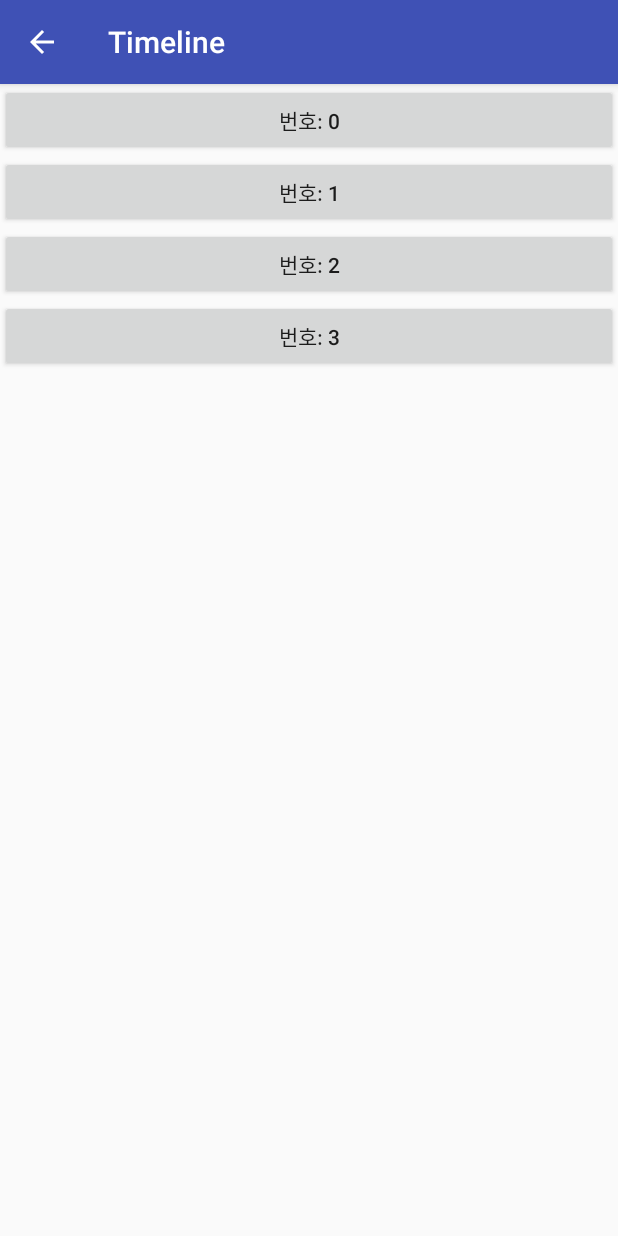
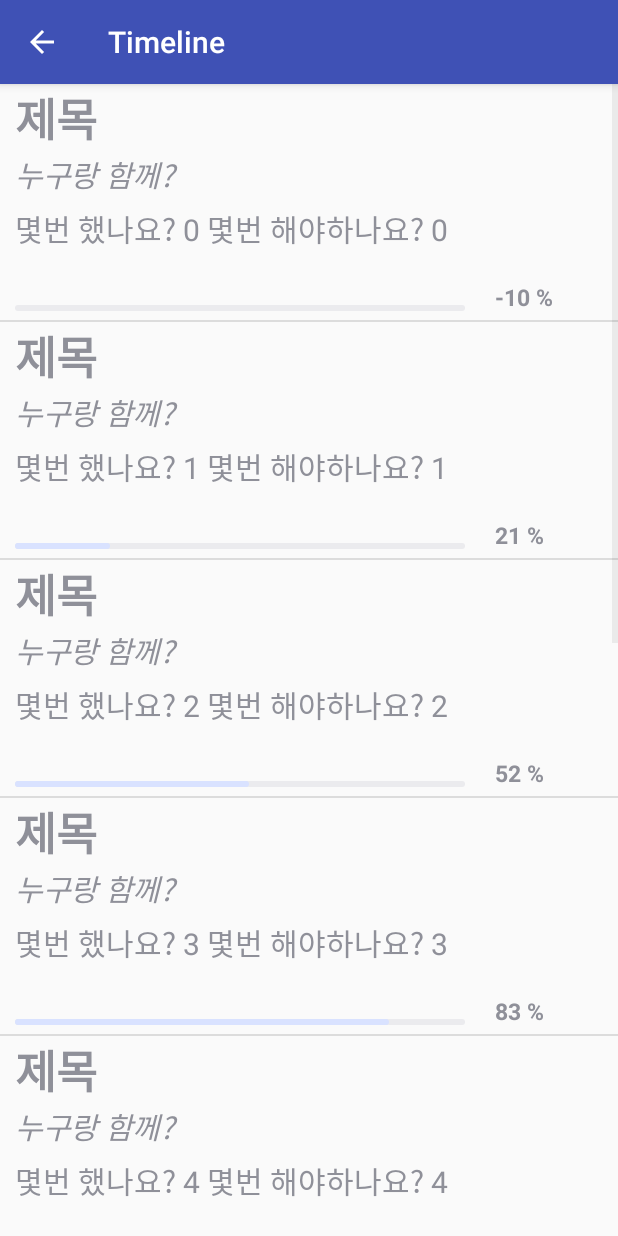
Before and after one commit to MinyeongKim/Boram, an Android app: the TimelineActivity screen opened directly, with no data from a screen before it, on a phone screen of 412 x 824 dp. Run offline under Robolectric (Android 15) with nearby library versions, the phone set to English and light mode, and no system bars.

Commit message:
2018.05.19
Make Timeline more easily

```diff
--- a/app/src/main/java/org/androidtown/myapplication/TimelineActivity.java
+++ b/app/src/main/java/org/androidtown/myapplication/TimelineActivity.java
@@ -12,14 +12,23 @@ import android.support.v7.widget.Toolbar;
 import android.view.Menu;
 import android.view.MenuItem;
 import android.view.View;
+import android.view.ViewGroup;
+import android.widget.AdapterView;
+import android.widget.BaseAdapter;
 import android.widget.Button;
+import android.widget.EditText;
 import android.widget.LinearLayout;
+import android.widget.ListView;
+import android.widget.ProgressBar;
+import android.widget.Toast;
+
+import java.util.ArrayList;
 
 public class TimelineActivity extends AppCompatActivity {
 
 
     //타임라인 activity
-    //여기서는 각각의 메모장처럼(버튼으로 구현할 예정) 각각 습관의 이름, 빈도수, 진도율 등등을 보여줌
+    //여기서는 각각의 메모장처럼(버튼으로 구현할 예정) 각각 습관의 이름, 빈도수, 진도율 등등을 보여줌 -> 됨 => 디비랑 이제 연동해서 값 넣어주면 됨
     //그리고 나서 선택하면 해당 습관을 얼마나 했는지 보여주는 달력을 띄워줄 예정 => 이건 추가적인 부분//
 
     private final int DYNAMIC_VIEW_ID=0x8000;
@@ -29,6 +38,17 @@ public class TimelineActivity extends AppCompatActivity {
     String[] habit_title=new String[habit_num];
     String[] habit_type = new String[habit_num];
 
+    ProgressBar progressBar;
+
+    //디비에서 값 읽을 때마다 넣어주면 됨
+    int did_count; //총 몇 번 했는지
+    int to_do_count; //총 몇 번 해야 하는지
+    int ratio; // did_count / to_do_count => 총 몇 % 했는지
+
+    ListView listView;
+    TimelineAdapter adapter;
+    EditText editText;
+
     @Override
     protected void onCreate(Bundle savedInstanceState) {
         super.onCreate(savedInstanceState);
@@ -37,29 +57,93 @@ public class TimelineActivity extends AppCompatActivity {
         Toolbar toolbar = (Toolbar) findViewById(R.id.toolbar);
         setSupportActionBar(toolbar);
 
+        listView = (ListView) findViewById(R.id.listView);
+        adapter = new TimelineAdapter();
+
         /*
         DB에서 습관 갯수 읽어오는 부분 -> 읽은 갯수==habit_num;
         읽으면서 제목, 빈도수 등 배열 값에다 입력하기
         */
 
         //일단 디비 연결 전 습관 개수를 4개라고 생각하기
-        habit_num=4;
-        dynamicLayout=(LinearLayout)findViewById(R.id.dynamicArea);
+        habit_num=10;
 
-        for(int i=0; i<=(habit_num-1); i++){
-            Button dynamicButton = new Button(this);
+        for(int i=0; i<habit_num;i++){
+            did_count=i;
+            to_do_count=i;
+            ratio = i+30*i-10;
 
-            //일단 습관 제목과 타입 임의로 설정 -> 디비 연결되면 갯수 읽을 때, 값 넣어주기
-            //habit_title[i]="습관 제목 ";
-            //habit_type[i]="습관 타입 ";
-
-            dynamicButton.setId(DYNAMIC_VIEW_ID+i);
-            dynamicButton.setText("번호: "+i);
-
-            dynamicLayout.addView(dynamicButton, new LinearLayout.LayoutParams(LinearLayout.LayoutParams.FILL_PARENT, LinearLayout.LayoutParams.MATCH_PARENT));
+            //adapter.addItem(new TimelineItem(제목, 체크 타입, "몇번 했나요? "+did_count+" 몇번 해야하나요? "+to_do_count, progressBar, ratio (진행률), ratio+" %" (프로그레스 바 옆에 몇 %지 보여주기), R.drawable.home =>그림));
+            adapter.addItem(new TimelineItem("제목","누구랑 함께? ", "몇번 했나요? "+did_count+" 몇번 해야하나요? "+to_do_count, progressBar, ratio, ratio+" %"));
         }
 
+        listView.setAdapter(adapter);
+
         setupActionBar();
+
+        //editText = (EditText) findViewById(R.id.editText);
+        /*
+        Button button = (Button) findViewById(R.id.button);
+        button.setOnClickListener(new View.OnClickListener() {
+            @Override
+            public void onClick(View view) {
+                String name = editText.getText().toString();
+                String mobile = "010-1000-1000";
+                int age = 20;
+
+                //adapter.addItem(new TimelineItem(name, mobile, age, R.drawable.ic_launcher_background));
+                adapter.notifyDataSetChanged();
+            }
+        });
+        */
+
+        listView.setOnItemClickListener(new AdapterView.OnItemClickListener() {
+            @Override
+            public void onItemClick(AdapterView<?> adapterView, View view, int position, long id) {
+                TimelineItem item = (TimelineItem) adapter.getItem(position);
+                Toast.makeText(getApplicationContext(), "이름 : " + item.getTitle(), Toast.LENGTH_LONG).show();
+            }
+        });
+
+    }
+
+    class TimelineAdapter extends BaseAdapter {
+        ArrayList<TimelineItem> items = new ArrayList<TimelineItem>();
+
+        @Override
+        public int getCount() {
+            return items.size();
+        }
+
+        public void addItem(TimelineItem item) {
+            items.add(item);
+        }
+
+        @Override
+        public Object getItem(int position) {
+            return items.get(position);
+        }
+
+        @Override
+        public long getItemId(int position) {
+            return position;
+        }
+
+        @Override
+        public View getView(int position, View convertView, ViewGroup viewGroup) {
+
+            TimelineItemView view = new TimelineItemView(getApplicationContext());
+
+            TimelineItem item = items.get(position);
+            view.setTitle(item.getTitle());
+            view.setHabit_check(item.getHabit_check());
+            view.setHabit_count(item.getHabit_count());
+            view.setProgressBar(item.getProgressBar());
+            view.setRatio(item.getRatio());
+            //view.setImage(item.getResId());
+
+            return view;
+        }
     }
 
     //뒤로가는 버튼 생성
--- /dev/null
+++ b/app/src/main/java/org/androidtown/myapplication/TimelineItem.java
@@ -0,0 +1,83 @@
+package org.androidtown.myapplication;
+
+import android.widget.ProgressBar;
+
+/**
+ * Created by sj971 on 2018-05-19.
+ */
+
+public class TimelineItem {
+
+    String title;
+    String habit_check;
+    String habit_count;
+    ProgressBar progressBar;
+    String ratio;
+    int rate;
+    int resId;
+
+    /*
+    public TimelineItem(String title, String habit_check, String habit_count, ProgressBar progressBar, String ratio, int home) {
+        this.title = title;
+        this.habit_check = habit_check;
+    }
+*/
+
+    public TimelineItem(String title, String habit_check, String habit_count, ProgressBar progressBar, int rateId, String ratio /*,int resId*/) {
+        this.title = title;
+        this.habit_check = habit_check;
+        this.habit_count = habit_count;
+        this.progressBar=progressBar;
+        this.rate=rateId;
+        this.ratio=ratio;
+        //this.resId = resId;
+    }
+
+    public int getProgressBar() {
+        return rate;
+    }
+
+    public void setProgressBar(int rate){
+        this.rate=rate;
+    }
+
+    public String getRatio(){
+        return ratio;
+    }
+
+    public void setRatio(String ratio){
+        this.ratio=ratio;
+    }
+
+    public String getHabit_count() {
+        return habit_count;
+    }
+
+    public void setHabit_count(String habit_count) {
+        this.habit_count = habit_count;
+    }
+
+    public int getResId() {
+        return resId;
+    }
+
+    public void setResId(int resId) {
+        this.resId = resId;
+    }
+
+    public String getHabit_check() {
+        return habit_check;
+    }
+
+    public void setHabit_check(String habit_check) {
+        this.habit_check = habit_check;
+    }
+
+    public String getTitle() {
+        return title;
+    }
+
+    public void setTitle(String title) {
+        this.title = title;
+    }
+}
--- /dev/null
+++ b/app/src/main/java/org/androidtown/myapplication/TimelineItemView.java
@@ -0,0 +1,71 @@
+package org.androidtown.myapplication;
+
+import android.content.Context;
+import android.util.AttributeSet;
+import android.view.LayoutInflater;
+import android.widget.ImageView;
+import android.widget.LinearLayout;
+import android.widget.ProgressBar;
+import android.widget.TextView;
+
+/**
+ * Created by sj971 on 2018-05-19.
+ */
+
+public class TimelineItemView extends LinearLayout {
+
+    TextView habit_title;
+    TextView habit_check;
+    TextView habit_count;
+    ProgressBar progressBar;
+    TextView progress_ratio;
+    ImageView imageView;
+
+    public TimelineItemView(Context context) {
+        super(context);
+
+        init(context);
+    }
+
+    public TimelineItemView(Context context, AttributeSet attrs) {
+        super(context, attrs);
+
+        init(context);
+    }
+
+    public void init(Context context) {
+        LayoutInflater inflater = (LayoutInflater) context.getSystemService(Context.LAYOUT_INFLATER_SERVICE);
+        inflater.inflate(R.layout.timeline_item, this, true);
+
+        habit_title = (TextView) findViewById(R.id.habit_title);
+        habit_check = (TextView) findViewById(R.id.habit_check);
+        habit_count = (TextView) findViewById(R.id.habit_count);
+        progressBar = (ProgressBar) findViewById(R.id.progress);
+        progress_ratio = (TextView) findViewById(R.id.ratio);
+       // imageView = (ImageView) findViewById(R.id.imageView);
+    }
+
+    public void setTitle(String title) {
+        habit_title.setText(title);
+    }
+
+    public void setHabit_check(String check) {
+        habit_check.setText(check);
+    }
+
+    public void setHabit_count(String count) {
+        habit_count.setText(count);
+    }
+
+    public void setImage(int resId) {
+        imageView.setImageResource(resId);
+    }
+
+    public void setProgressBar(int rate) {
+        progressBar.setProgress(rate);
+    }
+
+    public void setRatio(String ratio) {
+        progress_ratio.setText(ratio);
+    }
+}
--- a/app/src/main/res/layout/activity_main.xml
+++ b/app/src/main/res/layout/activity_main.xml
@@ -46,6 +46,7 @@
         android:text="Login"
         android:layout_below="@+id/loginTable"
         android:layout_centerHorizontal="true"/>
+
     <Button
         android:id="@+id/signupBtn"
         android:layout_width="wrap_content"
@@ -54,4 +55,13 @@
         android:layout_below="@+id/loginBtn"
         android:layout_centerHorizontal="true"/>
 
+    <CheckBox
+        android:id="@+id/autoLogin"
+        android:layout_width="wrap_content"
+        android:layout_height="wrap_content"
+        android:layout_below="@+id/signupBtn"
+        android:layout_centerHorizontal="true"
+        android:layout_marginTop="14dp"
+        android:text="Remember login" />
+
 </RelativeLayout>
--- a/app/src/main/res/layout/content_timeline.xml
+++ b/app/src/main/res/layout/content_timeline.xml
@@ -8,17 +8,15 @@
     tools:context="org.androidtown.myapplication.TimelineActivity"
     tools:showIn="@layout/activity_timeline">
 
-    <!--수직 방향의 스크롤 뷰를 통해 자신의 습관 관리를 확인하고 관리할 수 있음 -->
-    <ScrollView
+    <RelativeLayout xmlns:android="http://schemas.android.com/apk/res/android"
         android:layout_width="match_parent"
-        android:layout_height="wrap_content">
+        android:layout_height="match_parent">
 
-        <LinearLayout
-            android:id="@+id/dynamicArea"
+        <ListView
+            android:id="@+id/listView"
             android:layout_width="match_parent"
-            android:layout_height="wrap_content"
-            android:orientation="vertical">
-        </LinearLayout>
+            android:layout_height="wrap_content"/>
 
-    </ScrollView>
+    </RelativeLayout>
+
 </android.support.constraint.ConstraintLayout>
--- /dev/null
+++ b/app/src/main/res/layout/timeline_item.xml
@@ -0,0 +1,68 @@
+<?xml version="1.0" encoding="utf-8"?>
+<android.support.constraint.ConstraintLayout xmlns:android="http://schemas.android.com/apk/res/android"
+    android:layout_width="match_parent"
+    android:layout_height="match_parent">
+
+    <LinearLayout xmlns:android="http://schemas.android.com/apk/res/android"
+        android:layout_width="match_parent"
+        android:layout_height="wrap_content"
+        android:layout_marginBottom="20dp"
+        android:orientation="horizontal">
+
+        <LinearLayout
+            android:layout_width="match_parent"
+            android:layout_height="wrap_content"
+            android:layout_marginLeft="10dp"
+            android:orientation="vertical">
+
+            <TextView
+                android:id="@+id/habit_title"
+                android:layout_width="wrap_content"
+                android:layout_height="wrap_content"
+                android:textSize="30dp"
+                android:textStyle="bold" />
+
+            <TextView
+                android:id="@+id/habit_check"
+                android:layout_width="wrap_content"
+                android:layout_height="wrap_content"
+                android:textSize="20dp"
+                android:textStyle="italic" />
+
+
+            <TextView
+                android:id="@+id/habit_count"
+                android:layout_width="wrap_content"
+                android:layout_height="wrap_content"
+                android:layout_alignParentLeft="true"
+                android:layout_marginTop="6dp"
+                android:textSize="20dp" />
+
+            <RelativeLayout
+                android:layout_width="match_parent"
+                android:layout_height="wrap_content">
+
+                <ProgressBar
+                    android:id="@+id/progress"
+                    style="?android:attr/progressBarStyleHorizontal"
+                    android:max="100"
+                    android:layout_marginTop="30dp"
+                    android:layout_width="300dp"
+                    android:layout_height="wrap_content" />
+
+                <TextView
+                    android:id="@+id/ratio"
+                    android:layout_width="wrap_content"
+                    android:layout_height="wrap_content"
+                    android:layout_toRightOf="@+id/progress"
+                    android:layout_marginTop="20dp"
+                    android:layout_marginLeft="20dp"
+                    android:textSize="15dp"
+                    android:textStyle="bold"/>
+
+            </RelativeLayout>
+
+        </LinearLayout>
+    </LinearLayout>
+
+</android.support.constraint.ConstraintLayout>
```
